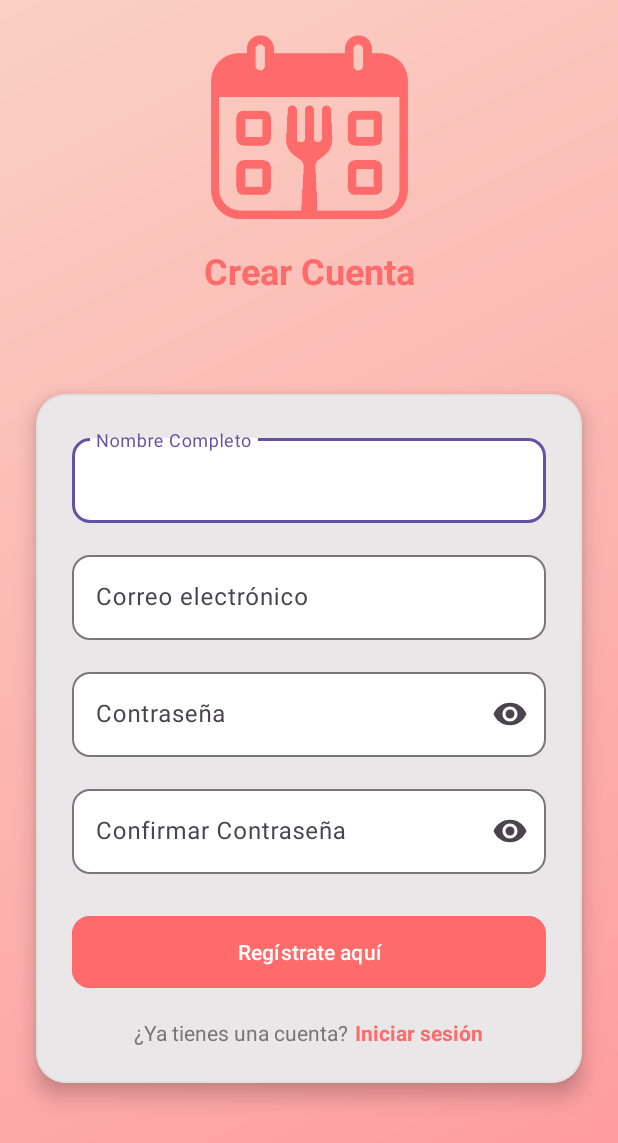
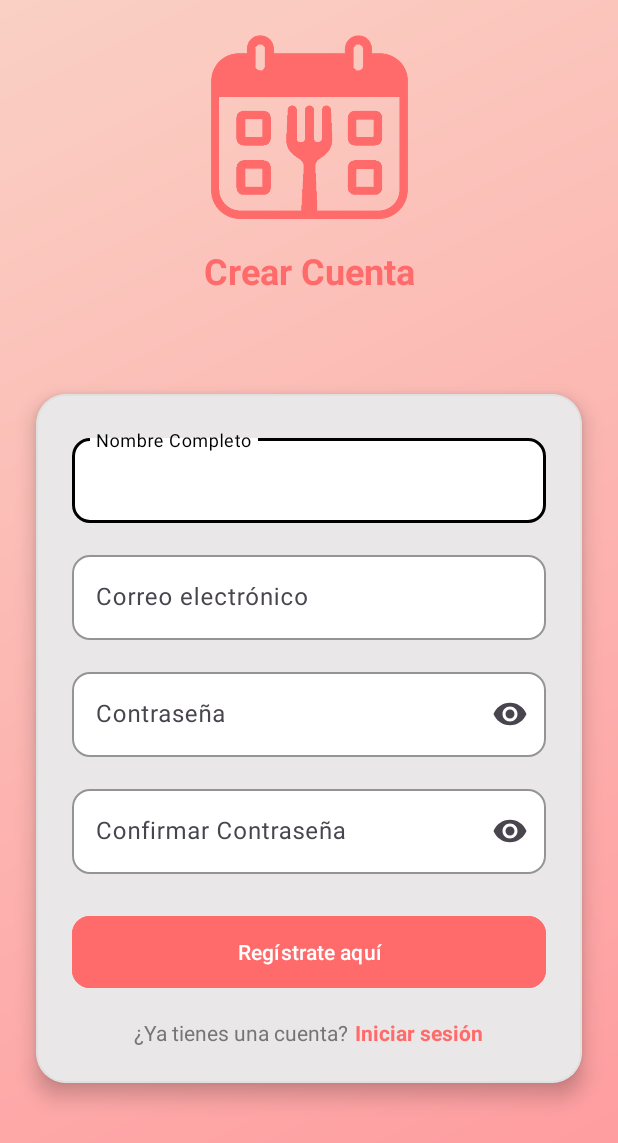
Before and after one commit to Hexodiax/FoodFlowTFG, an Android app: the RegisterActivity screen opened directly, with no data from a screen before it, on a phone screen of 412 x 824 dp. Shown: the top 1143 px of the screen. Run offline under Robolectric (Android 15) with nearby library versions, the phone set to English and light mode, and no system bars; our stand-ins replace Firebase (no records; nobody signed in at launch, a user with empty details on screens opened directly).

Commit message:
Fix de lo siguiente: - Chai ai colores (themes fix) - Login y register colores del input - En select recipe el xml ya está como en lo demás

```diff
--- a/app/src/main/res/layout/activity_chef_aiactivity.xml
+++ b/app/src/main/res/layout/activity_chef_aiactivity.xml
@@ -42,6 +42,9 @@
             android:inputType="textMultiLine"
             android:minHeight="48dp"
             android:maxLines="4"
+            app:boxStrokeColor="@android:color/black"
+            app:hintTextColor="@android:color/black"
+            android:textColor="@android:color/black"
             android:background="@android:color/transparent"
             android:padding="10dp" />
 
--- a/app/src/main/res/layout/activity_info.xml
+++ b/app/src/main/res/layout/activity_info.xml
@@ -1,5 +1,6 @@
 <?xml version="1.0" encoding="utf-8"?>
-<androidx.constraintlayout.widget.ConstraintLayout xmlns:android="http://schemas.android.com/apk/res/android"
+<androidx.constraintlayout.widget.ConstraintLayout
+    xmlns:android="http://schemas.android.com/apk/res/android"
     xmlns:app="http://schemas.android.com/apk/res-auto"
     xmlns:tools="http://schemas.android.com/tools"
     android:id="@+id/main"
--- a/app/src/main/res/layout/activity_register.xml
+++ b/app/src/main/res/layout/activity_register.xml
@@ -61,7 +61,9 @@
                 app:shapeAppearanceOverlay="@style/RoundedTextInputLayout"
                 app:boxBackgroundColor="@color/white"
                 app:boxBackgroundMode="outline"
-                app:startIconTint="@color/primary_color">
+                app:boxStrokeColor="@android:color/black"
+                app:hintTextColor="@android:color/black"
+                android:textColor="@android:color/black">
 
                 <com.google.android.material.textfield.TextInputEditText
                     android:id="@+id/etName"
@@ -80,7 +82,9 @@
                 app:shapeAppearanceOverlay="@style/RoundedTextInputLayout"
                 app:boxBackgroundColor="@color/white"
                 app:boxBackgroundMode="outline"
-                app:startIconTint="@color/primary_color">
+                app:boxStrokeColor="@android:color/black"
+                app:hintTextColor="@android:color/black"
+                android:textColor="@android:color/black">
 
                 <com.google.android.material.textfield.TextInputEditText
                     android:id="@+id/etEmail"
@@ -99,8 +103,10 @@
                 app:shapeAppearanceOverlay="@style/RoundedTextInputLayout"
                 app:boxBackgroundColor="@color/white"
                 app:boxBackgroundMode="outline"
-                app:endIconMode="password_toggle"
-                app:startIconTint="@color/primary_color">
+                app:boxStrokeColor="@android:color/black"
+                app:hintTextColor="@android:color/black"
+                android:textColor="@android:color/black"
+                app:endIconMode="password_toggle">
 
                 <com.google.android.material.textfield.TextInputEditText
                     android:id="@+id/etPassword"
@@ -119,8 +125,10 @@
                 app:shapeAppearanceOverlay="@style/RoundedTextInputLayout"
                 app:boxBackgroundColor="@color/white"
                 app:boxBackgroundMode="outline"
-                app:endIconMode="password_toggle"
-                app:startIconTint="@color/primary_color">
+                app:boxStrokeColor="@android:color/black"
+                app:hintTextColor="@android:color/black"
+                android:textColor="@android:color/black"
+                app:endIconMode="password_toggle">
 
                 <com.google.android.material.textfield.TextInputEditText
                     android:id="@+id/etConfirmPassword"
```
Also changed, not shown: app/src/main/res/layout/activity_login.xml (+6 -2 lines), app/src/main/res/layout/activity_select_recipe.xml (+35 -7 lines).
